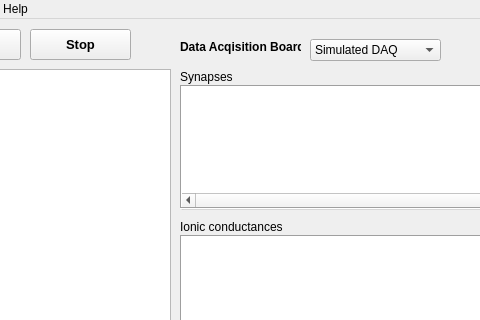
Above: src/gui/MainWin.ui from CompEphys-team/stdpc before the change; both pictures show x 90 to 570 and y 0 to 320 of the 1013 by 794 pixel window. Below: the same form after it.
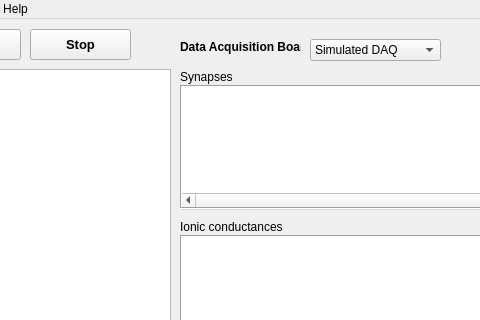
That is the form after the change. Custom widgets are drawn as their Qt base class.

Patch:
```diff
--- a/src/gui/MainWin.ui
+++ b/src/gui/MainWin.ui
@@ -1040,7 +1040,7 @@
      </font>
     </property>
     <property name="text">
-     <string>Data Acqisition Board</string>
+     <string>Data Acquisition Board</string>
     </property>
    </widget>
   </widget>
```
Left out of the diff: 2 changed lines with no effect on the pictures.
